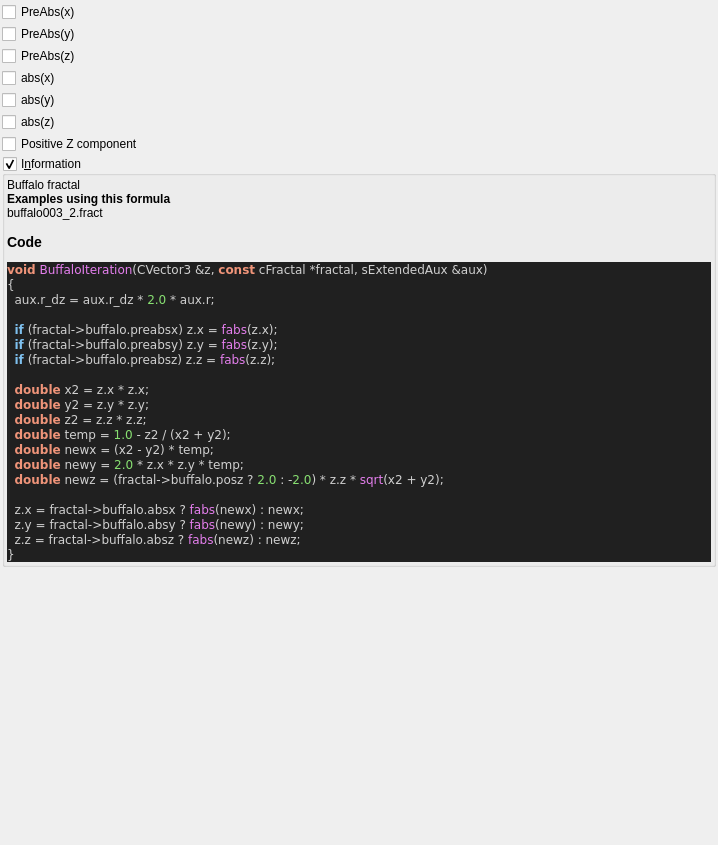
Before: the Qt Designer form mandelbulber2/qt_data/fractal_buffalo.ui in buddhi1980/mandelbulber2, drawn with Qt 5.
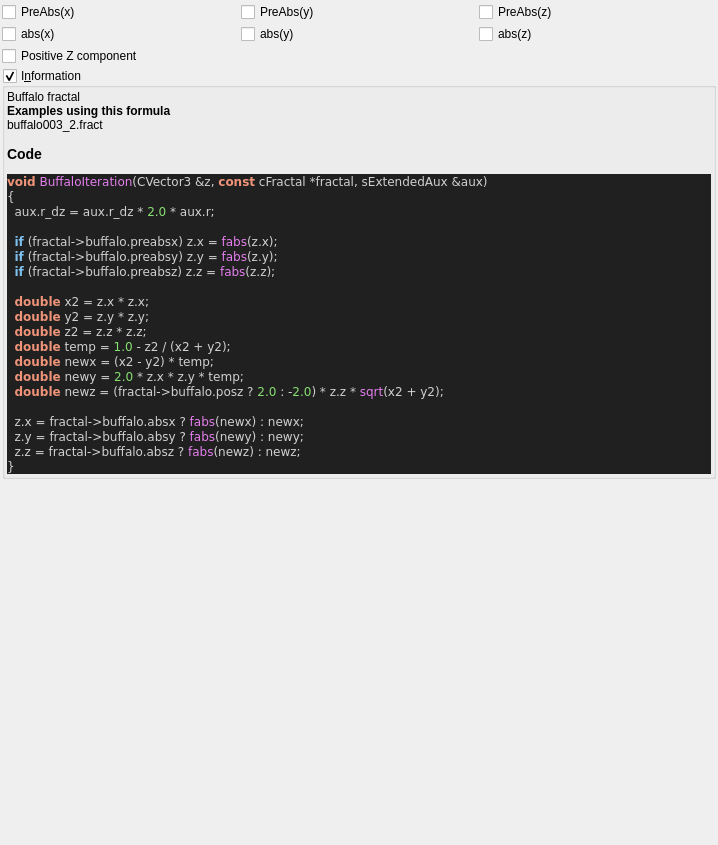
After: the same form once the commit is applied. Custom widgets are drawn as their Qt base class.

Diff of the .ui file:
```diff
--- a/mandelbulber2/qt_data/fractal_buffalo.ui
+++ b/mandelbulber2/qt_data/fractal_buffalo.ui
@@ -30,83 +30,51 @@
     <number>2</number>
    </property>
    <item>
+    <layout class="QGridLayout" name="gridLayout">
+     <item row="0" column="0">
     <widget class="QCheckBox" name="checkBox_buffalo_preabs_x">
-     <property name="sizePolicy">
-      <sizepolicy hsizetype="Minimum" vsizetype="Maximum">
-       <horstretch>0</horstretch>
-       <verstretch>0</verstretch>
-      </sizepolicy>
-     </property>
      <property name="text">
       <string>PreAbs(x)</string>
      </property>
     </widget>
    </item>
-   <item>
+     <item row="0" column="1">
     <widget class="QCheckBox" name="checkBox_buffalo_preabs_y">
-     <property name="sizePolicy">
-      <sizepolicy hsizetype="Minimum" vsizetype="Maximum">
-       <horstretch>0</horstretch>
-       <verstretch>0</verstretch>
-      </sizepolicy>
-     </property>
      <property name="text">
       <string>PreAbs(y)</string>
      </property>
     </widget>
    </item>
-   <item>
+     <item row="0" column="2">
     <widget class="QCheckBox" name="checkBox_buffalo_preabs_z">
-     <property name="sizePolicy">
-      <sizepolicy hsizetype="Minimum" vsizetype="Maximum">
-       <horstretch>0</horstretch>
-       <verstretch>0</verstretch>
-      </sizepolicy>
-     </property>
      <property name="text">
       <string>PreAbs(z)</string>
      </property>
     </widget>
    </item>
-   <item>
+     <item row="1" column="0">
     <widget class="QCheckBox" name="checkBox_buffalo_abs_x">
-     <property name="sizePolicy">
-      <sizepolicy hsizetype="Minimum" vsizetype="Maximum">
-       <horstretch>0</horstretch>
-       <verstretch>0</verstretch>
-      </sizepolicy>
-     </property>
      <property name="text">
       <string notr="true">abs(x)</string>
      </property>
     </widget>
    </item>
-   <item>
+     <item row="1" column="1">
     <widget class="QCheckBox" name="checkBox_buffalo_abs_y">
-     <property name="sizePolicy">
-      <sizepolicy hsizetype="Minimum" vsizetype="Maximum">
-       <horstretch>0</horstretch>
-       <verstretch>0</verstretch>
-      </sizepolicy>
-     </property>
      <property name="text">
       <string notr="true">abs(y)</string>
      </property>
     </widget>
    </item>
-   <item>
+     <item row="1" column="2">
     <widget class="QCheckBox" name="checkBox_buffalo_abs_z">
-     <property name="sizePolicy">
-      <sizepolicy hsizetype="Minimum" vsizetype="Maximum">
-       <horstretch>0</horstretch>
-       <verstretch>0</verstretch>
-      </sizepolicy>
-     </property>
      <property name="text">
       <string notr="true">abs(z)</string>
      </property>
     </widget>
    </item>
+    </layout>
+   </item>
    <item>
     <widget class="QCheckBox" name="checkBox_buffalo_pos_z">
      <property name="sizePolicy">
```
Left out of the diff: 10 changed lines with no effect on the pictures. Lines whose indentation alone changed are shown as unchanged.
